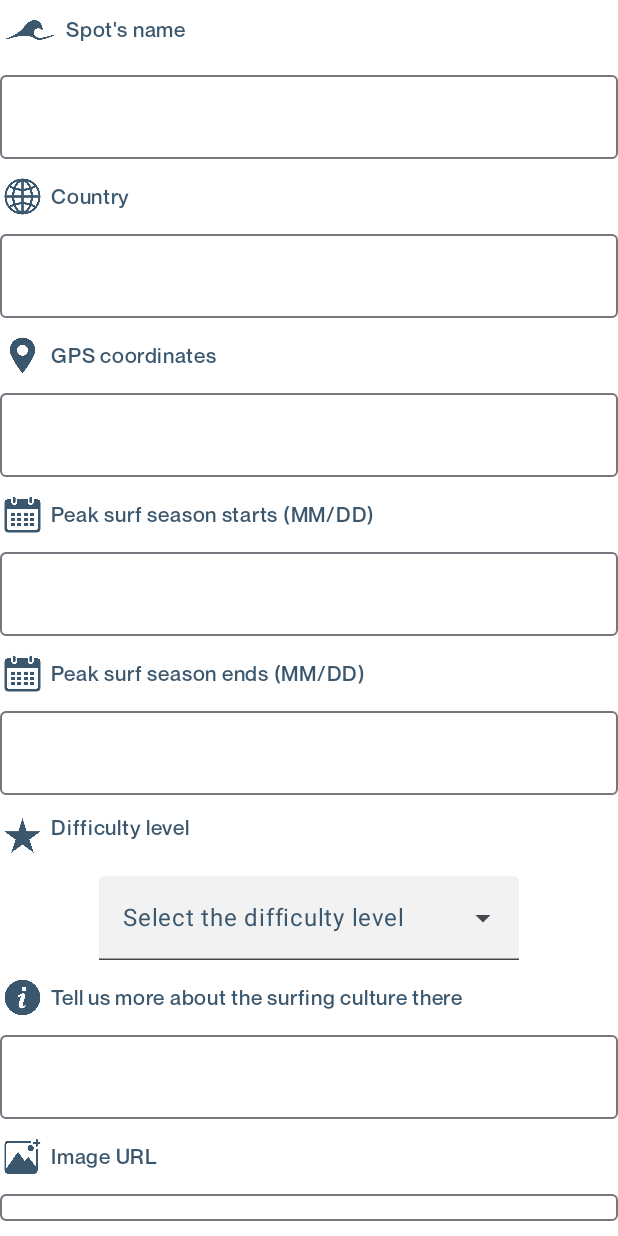
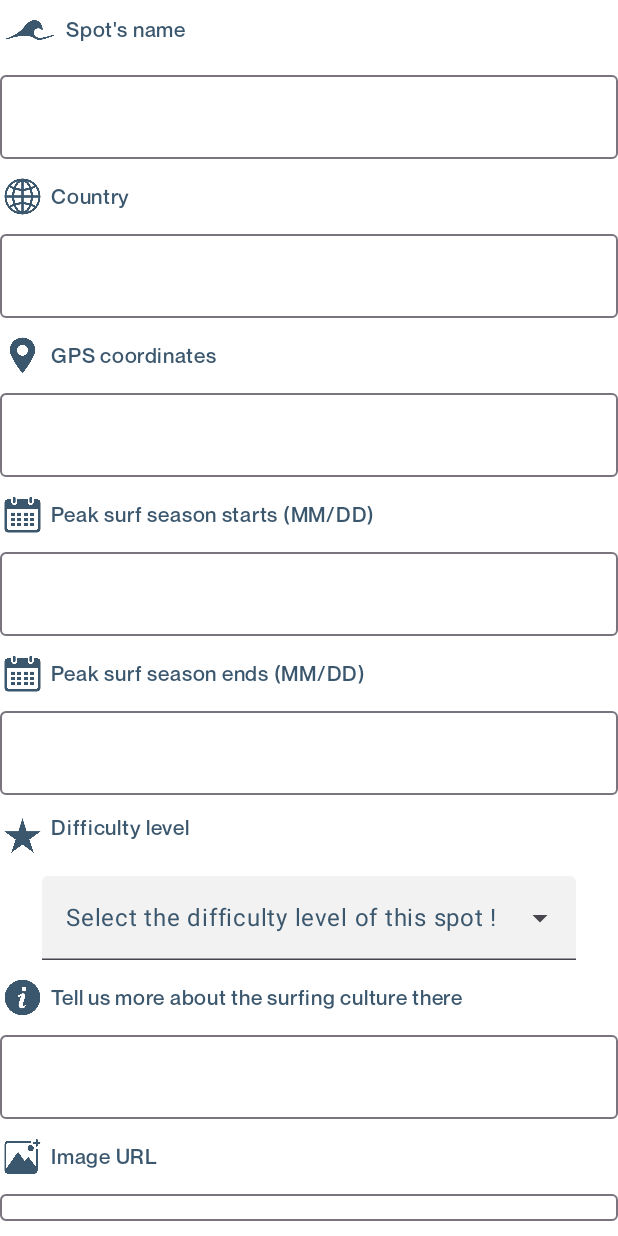
Before and after one commit to Carine09/Wave_Seekers_Front, an Android app built with Jetpack Compose: the @Preview function AddSpotContentPreview, on a phone screen of 412 x 824 dp. Run offline under Robolectric (Android 15) with nearby library versions, the phone set to English and light mode, and no system bars.

Commit message:
update : finishing DropDownMenu on NewSpotPage

```diff
--- a/app/src/main/java/com/example/waveseekersfront/NewSpotActivity.kt
+++ b/app/src/main/java/com/example/waveseekersfront/NewSpotActivity.kt
@@ -39,10 +39,12 @@ import androidx.compose.ui.Modifier
 import androidx.compose.ui.graphics.Color
 import androidx.compose.ui.platform.LocalContext
 import androidx.compose.ui.res.painterResource
+import androidx.compose.ui.text.TextStyle
 import androidx.compose.ui.tooling.preview.Preview
 import androidx.compose.ui.unit.dp
 import androidx.compose.ui.unit.sp
 import com.example.waveseekersfront.ui.theme.NeueMontrealMediumFontFamily
+import com.example.waveseekersfront.ui.theme.NeueMontrealRegularFontFamily
 import com.example.waveseekersfront.ui.theme.WaveSeekersFrontTheme
 
 class NewSpotActivity : ComponentActivity() {
@@ -86,7 +88,7 @@ fun AddSpotHeaderSection(modifier: Modifier = Modifier) {
 @OptIn(ExperimentalMaterial3Api::class)
 @Composable
 fun DifficultyMenuDropDown() {
-    val list = listOf("Select the difficulty level","1 - Beginner - Gentle waves, safe conditions, perfect for learning", "2 - Novice - Small to medium waves, mostly forgiving breaks", "3 - Intermediate - Consistent waves, requires solid skills", "4 -  Advanced - Powerful waves, extensive experience needed", "5 - Expert Only - Massive dangerous waves, serious consequences")
+    val list = listOf("Select the difficulty level of this spot !","1 - Beginner - Gentle waves, safe conditions, perfect for learning", "2 - Novice - Small to medium waves, mostly forgiving breaks", "3 - Intermediate - Consistent waves, requires solid skills", "4 -  Advanced - Powerful waves, extensive experience needed", "5 - Expert Only - Massive dangerous waves, serious consequences")
     var isExpanded by remember { mutableStateOf(false) }
     var selectedText by remember { mutableStateOf(list[0]) }
     Column (
@@ -120,7 +122,9 @@ fun DifficultyMenuDropDown() {
             ) {
                 list.forEachIndexed { index, text ->
                     DropdownMenuItem(
-                        text = { Text(text = text) },
+                        text = { Text(text = text,
+                            style = TextStyle(fontFamily = NeueMontrealRegularFontFamily, color = MaterialTheme.colorScheme.primary)
+                        ) },
                         onClick = {
                             selectedText = list[index]
                             isExpanded = false
@@ -224,7 +228,7 @@ fun AddSpotContent() {
                 .padding(top = 10.dp, bottom = 10.dp)
         )
 
-        Row (verticalAlignment = Alignment.CenterVertically) { //Padding top de 18.dp ici?
+        Row (verticalAlignment = Alignment.CenterVertically) {
             Image(
                 painter = painterResource(R.drawable.peak_season_blue_icon),
                 contentDescription = "Blue calendar icon",
```
